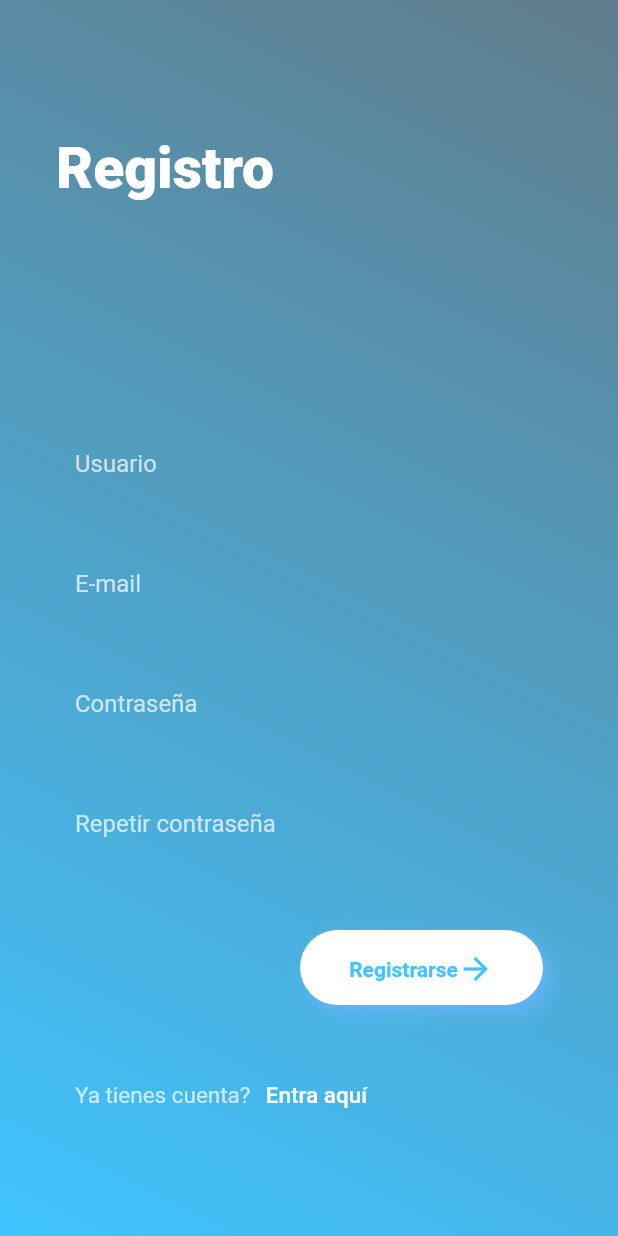
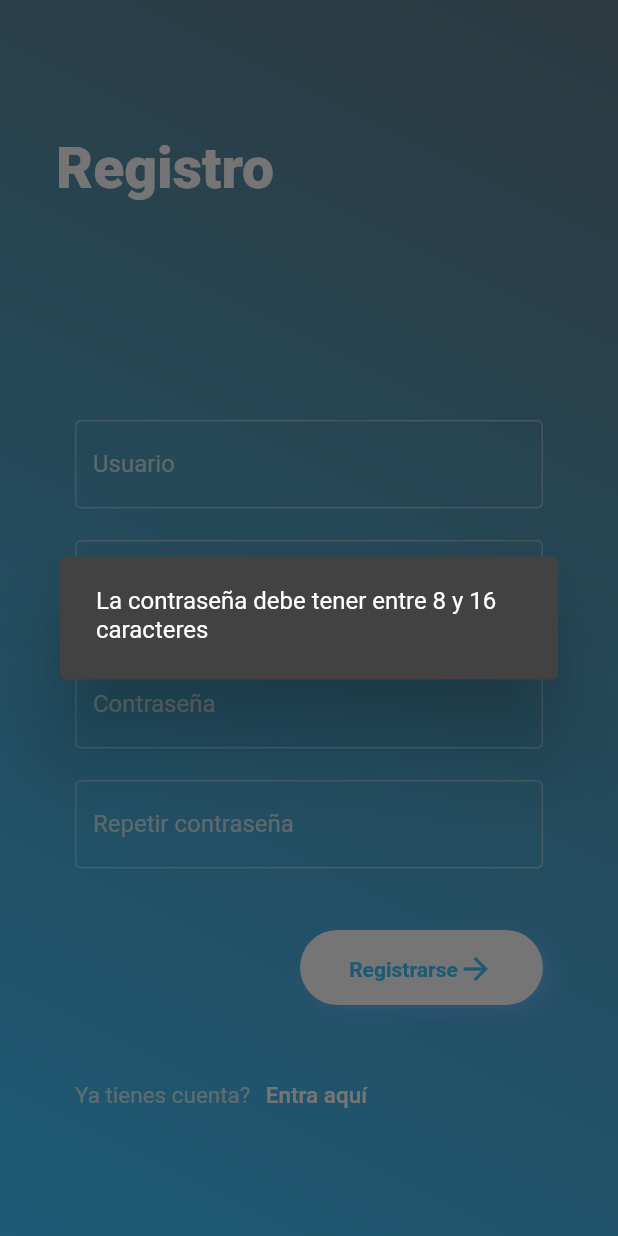
Before and after one commit to Chachel28/IngressKeyManagerClient, a Flutter app: the NewUser screen opened directly with empty values, after a tap on "Registrarse", on a phone screen of 412 x 824 dp. Run offline on Flutter 3.47's test engine with Material 2 defaults, Android fonts, the light colour scheme and no system bars; our stand-ins replace shared_preferences; missing offline and left inert: flutter_inappwebview; accounts and stored records are empty.

Commit message:
added validation for the register

```diff
--- a/lib/main.dart
+++ b/lib/main.dart
@@ -1,8 +1,8 @@
 import 'package:flutter/material.dart';
-import 'package:ingress_key_manager/pages/home.page.dart';
 import 'package:ingress_key_manager/pages/login.page.dart';
 import 'package:ingress_key_manager/pages/scaffold.page.dart';
 import 'package:ingress_key_manager/util/utils.dart';
+import 'package:ingress_key_manager/util/constants.dart' as Constants;
 
 void main() {
   WidgetsFlutterBinding.ensureInitialized();
@@ -11,7 +11,7 @@ void main() {
 }
 
 class MyApp extends StatelessWidget {
-  var utils;
+  Utils utils;
   MyApp(Utils utils){
     this.utils = utils;
   }
@@ -19,7 +19,7 @@ class MyApp extends StatelessWidget {
   @override
   Widget build(BuildContext context) {
     return MaterialApp(
-      title: 'Flutter Demo',
+      title: 'The Key',
       theme: ThemeData.dark(),
       initialRoute: '/',
       routes: {'/': (context) => LoginPage(utils), '/homePage': (context) => ScaffoldPage(utils)},
--- a/lib/pages/login.page.dart
+++ b/lib/pages/login.page.dart
@@ -1,5 +1,4 @@
 import 'package:flutter/material.dart';
-import 'package:ingress_key_manager/pages/scaffold.page.dart';
 import 'package:ingress_key_manager/pages/register.page.dart';
 import 'package:ingress_key_manager/util/utils.dart';
 import 'package:ingress_key_manager/util/constants.dart' as Constants;
@@ -76,7 +75,7 @@ class _LoginPageState extends State<LoginPage> {
                         color: Colors.white,
                       ),
                       decoration: InputDecoration(
-                        border: InputBorder.none,
+                        border: OutlineInputBorder(),
                         fillColor: Colors.lightBlueAccent,
                         labelText: 'Usuario',
                         labelStyle: TextStyle(
@@ -98,7 +97,7 @@ class _LoginPageState extends State<LoginPage> {
                       ),
                       obscureText: true,
                       decoration: InputDecoration(
-                        border: InputBorder.none,
+                        border: OutlineInputBorder(),
                         labelText: 'Contraseña',
                         labelStyle: TextStyle(
                           color: Colors.white70,
--- a/lib/pages/register.page.dart
+++ b/lib/pages/register.page.dart
@@ -75,7 +75,7 @@ class _NewUserState extends State<NewUser> {
                         color: Colors.white,
                       ),
                       decoration: InputDecoration(
-                        border: InputBorder.none,
+                        border: OutlineInputBorder(),
                         fillColor: Colors.lightBlueAccent,
                         labelText: 'Usuario',
                         labelStyle: TextStyle(
@@ -96,7 +96,7 @@ class _NewUserState extends State<NewUser> {
                         color: Colors.white,
                       ),
                       decoration: InputDecoration(
-                        border: InputBorder.none,
+                        border: OutlineInputBorder(),
                         fillColor: Colors.lightBlueAccent,
                         labelText: 'E-mail',
                         labelStyle: TextStyle(
@@ -118,7 +118,7 @@ class _NewUserState extends State<NewUser> {
                       ),
                       obscureText: true,
                       decoration: InputDecoration(
-                        border: InputBorder.none,
+                        border: OutlineInputBorder(),
                         labelText: 'Contraseña',
                         labelStyle: TextStyle(
                           color: Colors.white70,
@@ -139,7 +139,7 @@ class _NewUserState extends State<NewUser> {
                       ),
                       obscureText: true,
                       decoration: InputDecoration(
-                        border: InputBorder.none,
+                        border: OutlineInputBorder(),
                         labelText: 'Repetir contraseña',
                         labelStyle: TextStyle(
                           color: Colors.white70,
@@ -169,20 +169,59 @@ class _NewUserState extends State<NewUser> {
                     ], color: Colors.white, borderRadius: BorderRadius.circular(30)),
                     child: FlatButton(
                       onPressed: () async {
-                        if (repeatPassController.text != passController.text) {
+                        RegExp regex = RegExp(r"^[a-zA-Z0-9.a-zA-Z0-9.!#$%&'*+-/=?^_`{|}~]+@[a-zA-Z0-9]+\.[a-zA-Z]+");
+                        //email validation
+                        if(passController.text.length < 8 || passController.text.length > 16){
                           showDialog(
                             context: context,
                             builder: (context) {
                               return AlertDialog(
-                                content: Text('Las contraseñas introducida no coinciden entre si'),
+                                content: Text('La contraseña debe tener entre 8 y 16 caracteres'),
+                              );
+                            },
+                          );
+                        }else if (!regex.hasMatch(emailController.text)) {
+                          showDialog(
+                            context: context,
+                            builder: (context) {
+                              return AlertDialog(
+                                content: Text('El email introducido no tiene un formato válido'),
+                              );
+                            },
+                          );
+                        } else if (repeatPassController.text != passController.text) {
+                          showDialog(
+                            context: context,
+                            builder: (context) {
+                              return AlertDialog(
+                                content: Text('Las contraseñas introducidas no coinciden entre si'),
                               );
                             },
                           );
                         } else {
-                          UserEntity user = UserEntity();
+                          //login
+                          int user;
                           user = await utils.createUser(nameController.text, emailController.text, passController.text);
-                          if (user.username != null) {
+                          if (user == 200) {
                             Navigator.pop(context);
+                          } else if (user == 407) {
+                            showDialog(
+                              context: context,
+                              builder: (context) {
+                                return AlertDialog(
+                                  content: Text('EL usuario no se ha podido crear correctamente, el email introducido ya está registrado'),
+                                );
+                              },
+                            );
+                          } else if (user == 406) {
+                            showDialog(
+                              context: context,
+                              builder: (context) {
+                                return AlertDialog(
+                                  content: Text('EL usuario no se ha podido crear correctamente, el nombre de usuario ya está registrado'),
+                                );
+                              },
+                            );
                           }
                         }
                       },
--- a/lib/util/constants.dart
+++ b/lib/util/constants.dart
@@ -1,7 +1,7 @@
 //API's URLs
 //String baseUrl = "10.0.2.2:8080";
-String baseUrl = "192.168.1.21:8080";
-//String baseUrl = "192.168.43.218:8080";
+// String baseUrl = "192.168.1.21:8080";
+String baseUrl = "192.168.43.218:8080";
 
 String endpointUsers = "api/v1/user";
 String endpointLogin = "api/v1/login";
--- a/lib/util/utils.dart
+++ b/lib/util/utils.dart
@@ -21,10 +21,16 @@ class Utils {
   SharedPreferences prefs;
 
   Utils() {
-    SharedPreferences.getInstance().then((pref) => prefs = pref);
+    SharedPreferences.getInstance().then((pref){
+      prefs = pref;
+      prefs.setString(Constants.codeKey, "");
+      prefs.setString(Constants.reswueTokenKey, "");
+      prefs.setString(Constants.usernameKey, "");
+      prefs.setString(Constants.userImageKey, "");
+    });
   }
 
-  Future<UserEntity> createUser(String username, String email, String password) async {
+  Future<int> createUser(String username, String email, String password) async {
     final response = await http.post(
       Uri.http(Constants.baseUrl, Constants.endpointUsers),
       headers: <String, String>{
@@ -32,14 +38,7 @@ class Utils {
       },
       body: jsonEncode(<String, String>{'username': username, 'email': email, 'password': password}),
     );
-
-    if (response.statusCode == 200) {
-      var user = UserEntity();
-      userEntityFromJson(user, jsonDecode(response.body));
-      return user;
-    } else {
-      throw Exception('Failed to create user.');
-    }
+    return response.statusCode;
   }
 
   Future<String> loginUser(String username, String password) async {
@@ -152,7 +151,7 @@ class Utils {
       operationEntity = operationEntityFromJson(operationEntity, jsonDecode(Utf8Decoder().convert(response.bodyBytes)));
       return operationEntity;
     } else {
-      throw Exception('Failed to load operation list');
+      throw Exception('Reswue not authenticated');
     }
   }
 
```
Also changed, not shown: 57 other files.
